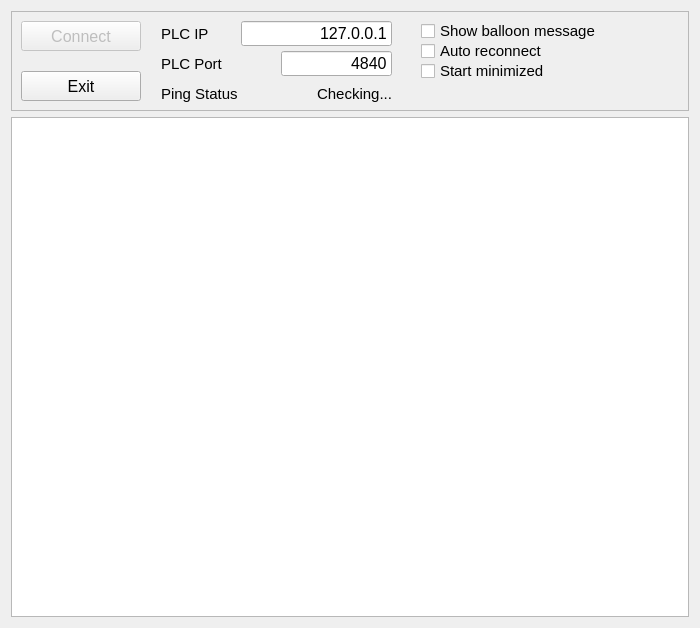
First picture: the form in Logical/mappRemoteShell/PythonScript/window.ui, repository br-automation-com/mappRemoteShell, before the edit.
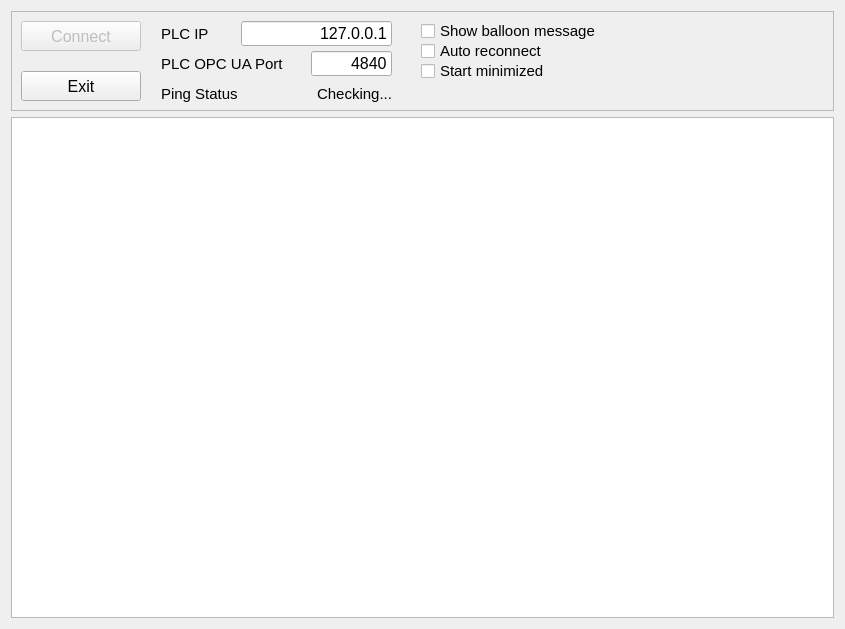
Second picture: the form after the edit. Icons and pictures are not drawn.

Commit message: Python Script: Added ip and port to config.ini

```diff
--- a/Logical/mappRemoteShell/PythonScript/window.ui
+++ b/Logical/mappRemoteShell/PythonScript/window.ui
@@ -6,8 +6,8 @@
    <rect>
     <x>0</x>
     <y>0</y>
-    <width>700</width>
-    <height>624</height>
+    <width>845</width>
+    <height>629</height>
    </rect>
   </property>
   <property name="windowTitle">
@@ -177,9 +177,9 @@
       <widget class="QLineEdit" name="txtPLC_Port">
        <property name="geometry">
         <rect>
-         <x>270</x>
+         <x>300</x>
          <y>40</y>
-         <width>111</width>
+         <width>81</width>
          <height>25</height>
         </rect>
        </property>
@@ -245,7 +245,7 @@
         <rect>
          <x>150</x>
          <y>40</y>
-         <width>81</width>
+         <width>141</width>
          <height>25</height>
         </rect>
        </property>
@@ -255,7 +255,7 @@
         </font>
        </property>
        <property name="text">
-        <string>PLC Port</string>
+        <string>PLC OPC UA Port</string>
        </property>
       </widget>
      </widget>
```
The commit also changes 8 other files.
